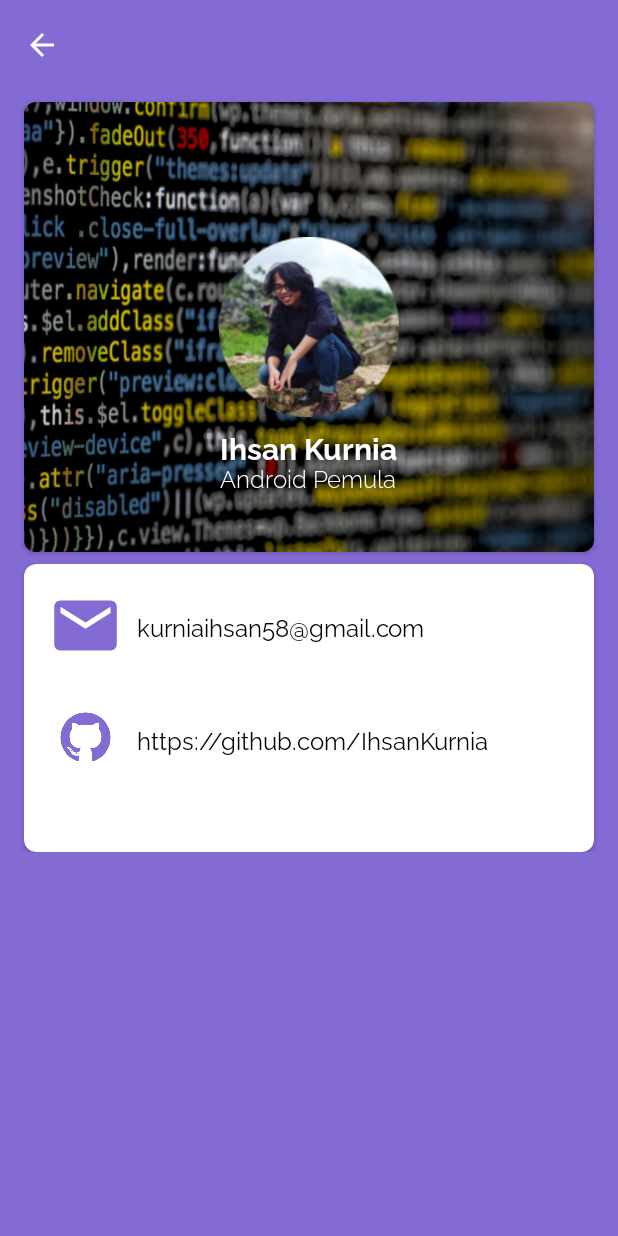
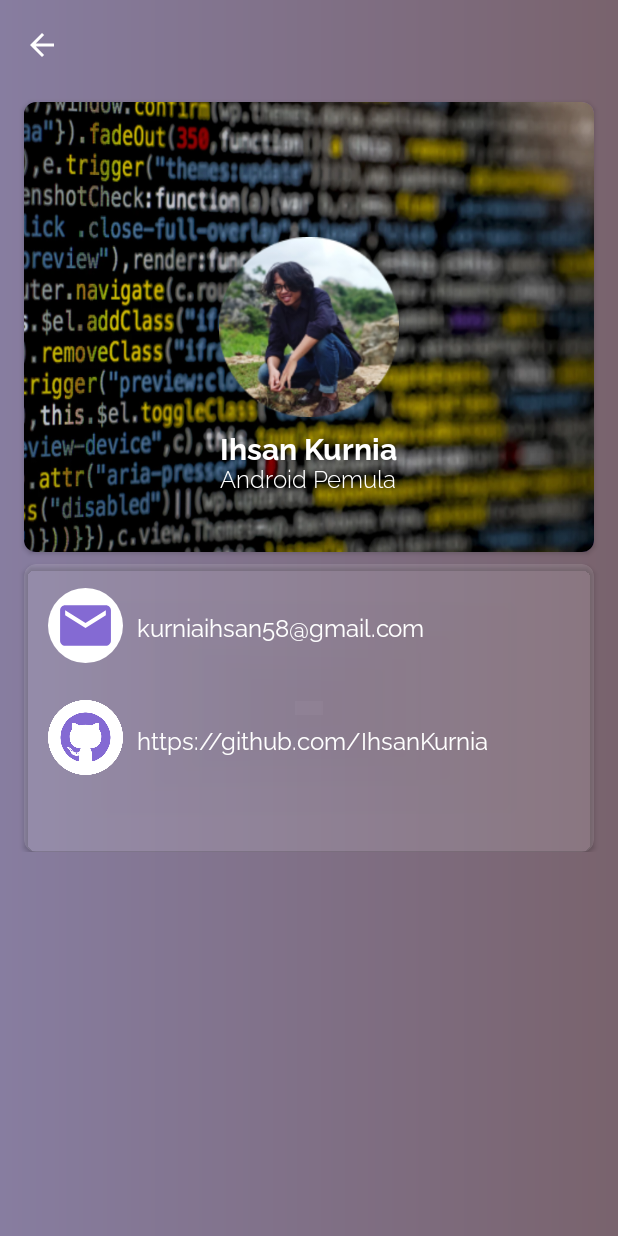
Before and after one commit to IhsanKurnia/GearBoxShop, an Android app: the AboutActivity screen opened directly, with no data from a screen before it, on a phone screen of 412 x 824 dp. Run offline under Robolectric (Android 15) with nearby library versions, the phone set to English and light mode, and no system bars.

Commit message:
Tinggal submit dan riview

```diff
--- /dev/null
+++ b/app/src/main/res/drawable/bg_latar.xml
@@ -0,0 +1,5 @@
+<shape xmlns:android="http://schemas.android.com/apk/res/android">
+    <gradient
+        android:startColor="#877DA0"
+        android:endColor="#79636D" />
+</shape>
--- a/app/src/main/res/drawable/circle.xml
+++ b/app/src/main/res/drawable/circle.xml
@@ -2,7 +2,7 @@
 <shape xmlns:android="http://schemas.android.com/apk/res/android"
     android:shape="oval">
 
-    <solid android:color="#1565C0" />
+    <solid android:color="#FFF" />
 
 
     <padding
--- a/app/src/main/res/drawable/lis.xml
+++ /dev/null
@@ -1,6 +0,0 @@
-<shape xmlns:android="http://schemas.android.com/apk/res/android">
-    <gradient
-        android:angle="45"
-        android:startColor="#00E2EA"
-        android:endColor="#9D46FF"/>
-</shape>
--- a/app/src/main/res/layout/activity_about.xml
+++ b/app/src/main/res/layout/activity_about.xml
@@ -4,7 +4,7 @@
     xmlns:tools="http://schemas.android.com/tools"
     android:layout_width="match_parent"
     android:layout_height="match_parent"
-    android:background="@color/ungu12"
+    android:background="@color/transparant"
     android:orientation="vertical"
     tools:context=".AboutActivity">
 
@@ -12,7 +12,7 @@
     <LinearLayout
         android:layout_width="match_parent"
         android:layout_height="60dp"
-        android:background="@color/ungu12"
+        android:background="@drawable/bg_latar"
         android:gravity="center_vertical"
         android:orientation="horizontal">
 
@@ -30,7 +30,7 @@
     <RelativeLayout
         android:layout_width="match_parent"
         android:layout_height="match_parent"
-        android:background="@color/ungu12"
+        android:background="@drawable/bg_latar"
         android:gravity="center_vertical"
         android:orientation="horizontal">
 
@@ -96,7 +96,8 @@
             <LinearLayout
                 android:layout_width="match_parent"
                 android:layout_height="200dp"
-                android:orientation="vertical">
+                android:orientation="vertical"
+                android:background="@drawable/bg_latar">
 
                 <androidx.cardview.widget.CardView
                     android:layout_width="match_parent"
@@ -105,7 +106,7 @@
                     android:layout_marginStart="16dp"
                     android:layout_marginTop="8dp"
                     android:layout_marginEnd="16dp"
-                    android:background="#fff"
+                    app:cardBackgroundColor="@color/transparant"
                     android:paddingBottom="20dp"
                     app:cardCornerRadius="8dp">
 
@@ -115,6 +116,7 @@
                         android:layout_marginStart="16dp"
                         android:layout_marginTop="16dp"
                         android:layout_marginBottom="8dp"
+                        android:background="@drawable/circle"
                         android:src="@drawable/ic_baseline_email_24" />
 
                     <TextView
@@ -124,7 +126,7 @@
                         android:layout_marginTop="30dp"
                         android:fontFamily="@font/raleway_regular"
                         android:text="kurniaihsan58@gmail.com"
-                        android:textColor="#000"
+                        android:textColor="@color/putih12"
                         android:textSize="16dp" />
 
                     <ImageView
@@ -143,7 +145,7 @@
                         android:layout_marginTop="105dp"
                         android:fontFamily="@font/raleway_regular"
                         android:text="https://github.com/IhsanKurnia"
-                        android:textColor="#000"
+                        android:textColor="@color/putih12"
                         android:textSize="16dp" />
                 </androidx.cardview.widget.CardView>
             </LinearLayout>
--- a/app/src/main/res/layout/activity_list_mobil.xml
+++ b/app/src/main/res/layout/activity_list_mobil.xml
@@ -3,7 +3,7 @@
     xmlns:tools="http://schemas.android.com/tools"
     android:layout_width="match_parent"
     android:layout_height="match_parent"
-    android:background="@drawable/ac_bg"
+    android:background="@drawable/bg_latar"
     android:orientation="vertical"
     tools:context=".ListMobilActivity">
 
--- a/app/src/main/res/layout/activity_splash.xml
+++ b/app/src/main/res/layout/activity_splash.xml
@@ -5,13 +5,14 @@
     android:layout_height="match_parent"
     android:gravity="center"
     android:orientation="vertical"
-    android:background="@drawable/ac_bg"
+    android:background="@drawable/bg_latar"
     tools:context=".SplashActivity">
 
     <ImageView
         android:layout_width="150dp"
         android:layout_height="150dp"
         android:adjustViewBounds="true"
+        android:background="@drawable/circle"
         android:src="@drawable/sp_lg"/>
 
     <TextView
--- a/app/src/main/res/layout/item_mobil.xml
+++ b/app/src/main/res/layout/item_mobil.xml
@@ -14,7 +14,7 @@
         android:layout_margin="8dp"
         android:animationCache="true"
         android:elevation="@dimen/cardview_compat_inset_shadow"
-        app:cardBackgroundColor="#846AD3"
+        app:cardBackgroundColor="@color/transparant"
         app:cardCornerRadius="20dp">
 
         <RelativeLayout
--- a/app/src/main/res/values/colors.xml
+++ b/app/src/main/res/values/colors.xml
@@ -4,4 +4,6 @@
     <color name="colorPrimaryDark">#315A428F</color>
     <color name="colorAccent">#257B68FB</color>
     <color name="ungu12">#846AD3</color>
+    <color name="transparant">#1EFFFFFF</color>
+    <color name="putih12">#ffff</color>
 </resources>
```
Also changed, not shown: app/src/main/res/layout/activity_detail.xml (+6 -6 lines).
